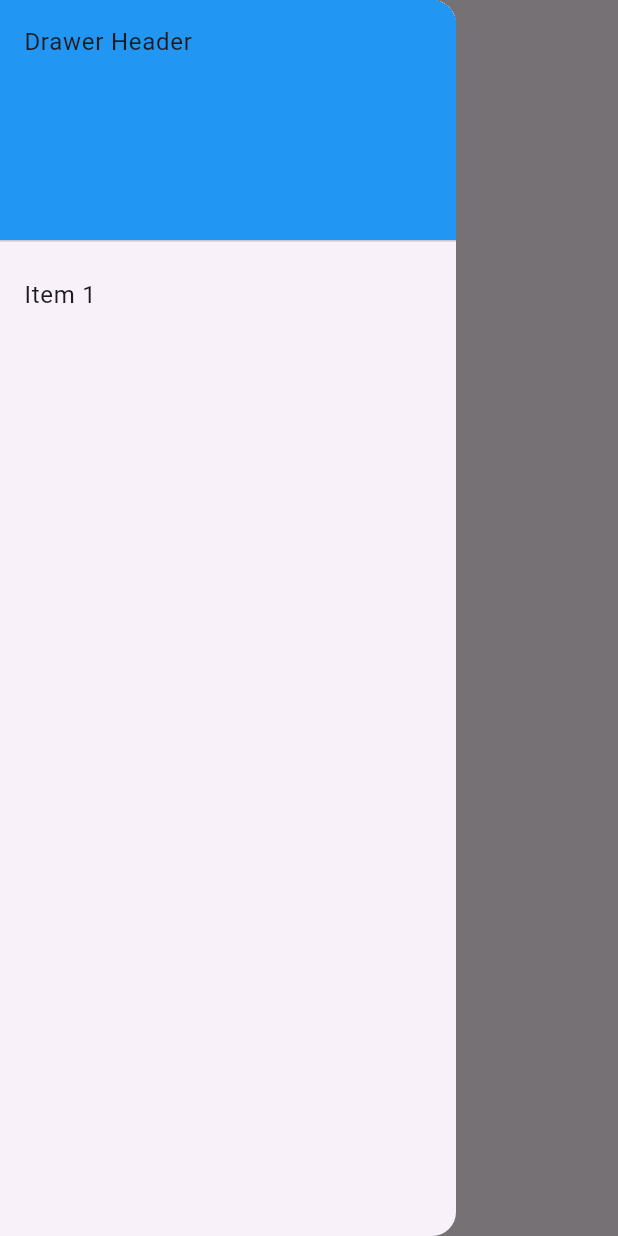
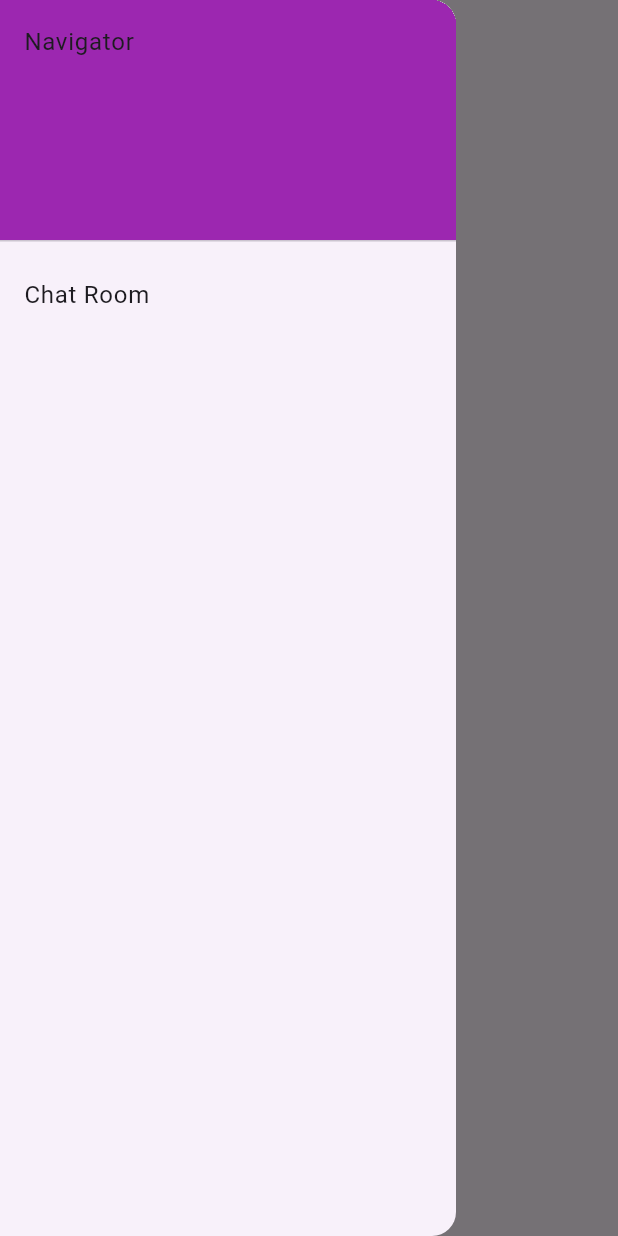
Before and after one commit to DerBurri/flutter-chat, a Flutter app: the screen it shows after launch, with the side drawer open, on a phone screen of 412 x 824 dp. Run offline on Flutter 3.47's test engine with Material 3 defaults, Android fonts, the phone set to English and light mode, and no system bars.

Commit message:
added first version of main chat room

```diff
--- a/my_app/lib/main.dart
+++ b/my_app/lib/main.dart
@@ -1,5 +1,5 @@
 import 'package:flutter/material.dart';
-//import 'screens/chat_screen.dart';
+import 'screens/chat_screen.dart';
 
 void main() {
   runApp(const MyApp());
@@ -43,7 +43,7 @@ class MyApp extends StatelessWidget {
 	Widget build(BuildContext context) {
 	return Scaffold(
 		appBar: AppBar(
-		title: const Text('Chat'),
+		title: const Text('Navigator'),
 		),
 		drawer: Drawer(
 			child: ListView(
@@ -51,14 +51,18 @@ class MyApp extends StatelessWidget {
 					children: [
 		 				const DrawerHeader(
 		 				decoration: BoxDecoration(
-		 				color: Colors.blue,
+		 				color: Colors.purple,
 		 				),
-		 				child: Text('Drawer Header')
+		 				child: Text('Navigator')
 		 				),
 		 				ListTile(
-		 				title: const Text('Item 1'),
+		 				title: const Text('Chat Room'),
 
 						 	onTap: () {
+                Navigator.push(context,
+                MaterialPageRoute(
+                  builder: (context) => ChatScreen(),
+                ),);
 
 
 		 					},
```
Also changed, not shown: my_app/lib/screens/chat_screen.dart (+74 -1 lines).
